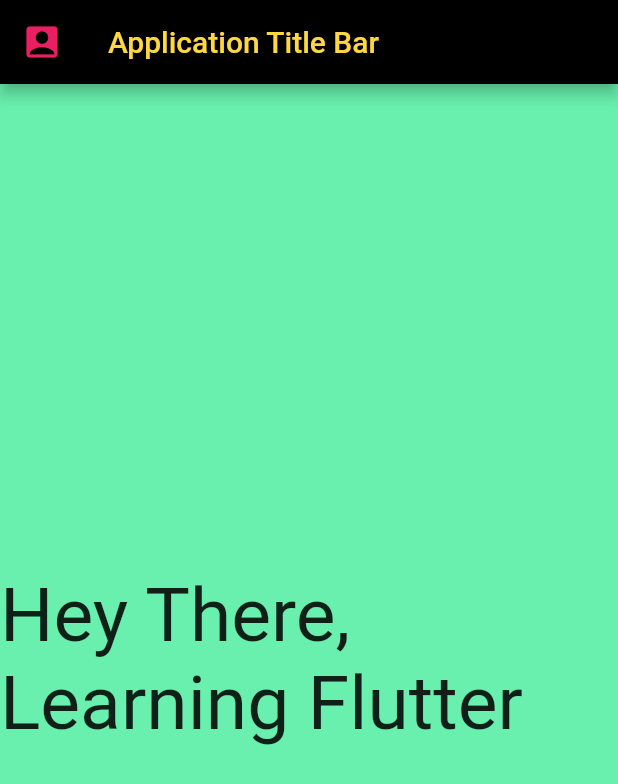
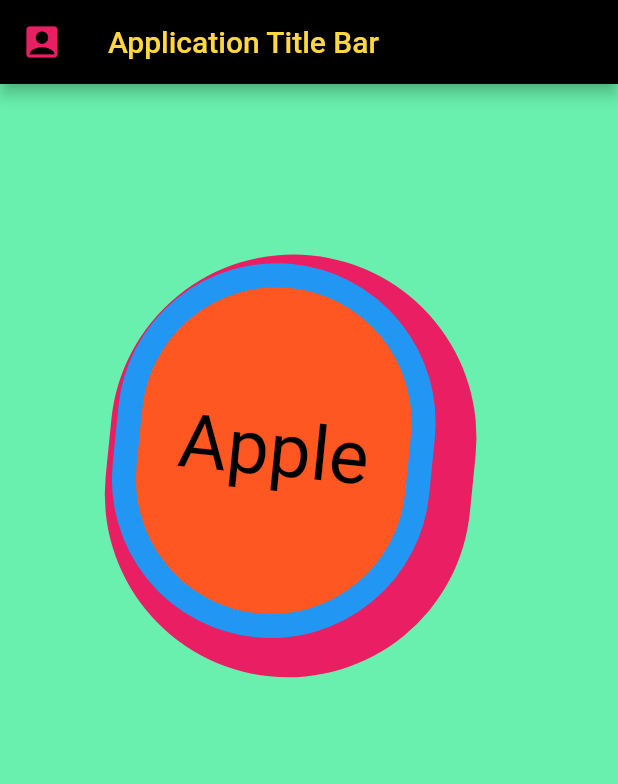
Before and after one commit to thebuggybug/learning_Flutter-Dart, a Flutter app: the screen it shows after launch, on a phone screen of 412 x 824 dp. Shown: the top 784 px of the screen. Run offline on Flutter 3.47's test engine with Material 2 defaults, Android fonts, the phone set to English and light mode, and no system bars.

Commit message:
basic styligs, decorations body:Container

```diff
--- a/lib/main.dart
+++ b/lib/main.dart
@@ -16,20 +16,42 @@ class MyApp extends StatelessWidget {
 
         home: Scaffold(
 
+            backgroundColor: Colors.greenAccent,
+
           appBar: AppBar(
             title: Text("Application Title Bar ",
                 style: TextStyle(color: Colors.amberAccent)),
             leading: Icon(Icons.account_box, size: 28, color: Colors.pink,),
             backgroundColor: Colors.black,
+
           ),
 
-          backgroundColor: Colors.greenAccent,
-          body: Center(
 
-              child: Text("Hey There, Learning Flutter ",
-                  style: TextStyle(fontSize: 50, color: Colors.black87)
-              )
-          ),
+          body: Container(
+            height: 200,
+            width: 200,
+
+            decoration: BoxDecoration(
+              border: Border.all(width: 16, color: Colors.blue),
+              color: Colors.deepOrange,
+              boxShadow: [
+                BoxShadow(color: Colors.pink, spreadRadius: 16,
+                    offset: Offset(12.2, 9.0)),
+            ],
+
+              borderRadius: BorderRadius.circular(200), // container border
+
+            ),
+            transform: Matrix4.rotationZ(0.1),
+            constraints: BoxConstraints.expand(height: 250, width: 400),
+
+            alignment: Alignment.center,
+            margin: EdgeInsets.all(100),
+            // padding: EdgeInsetsDirectional.all(10),
+            // color: Colors.deepOrange,
+
+            child: Text("Apple", style: TextStyle(fontSize: 50, color: Colors.black)),
+          )
         )
     );
   }
```
